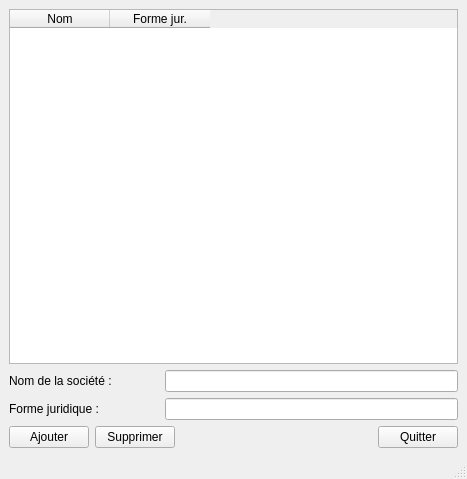
Above: ui/companymanagementwindow.ui from jphoubion/COMailPrinting before the change. Below: the same form after it.
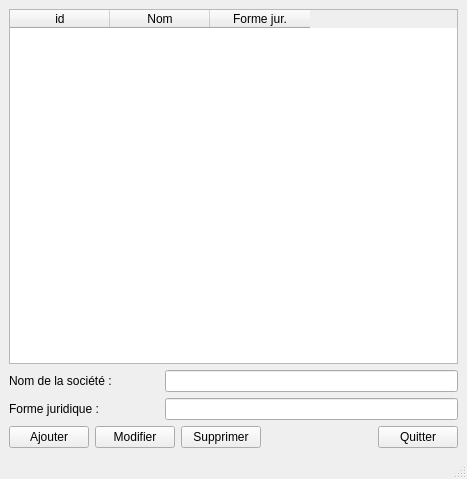
That is the form after the change.

```diff
--- a/ui/companymanagementwindow.ui
+++ b/ui/companymanagementwindow.ui
@@ -22,6 +22,11 @@
      <layout class="QGridLayout" name="gridLayout">
       <item row="0" column="0">
        <widget class="QTableWidget" name="tw_companies">
+        <column>
+         <property name="text">
+          <string>id</string>
+         </property>
+        </column>
         <column>
          <property name="text">
           <string>Nom</string>
@@ -85,6 +90,13 @@
             </property>
            </widget>
           </item>
+          <item>
+           <widget class="QPushButton" name="btn_modify">
+            <property name="text">
+             <string>Modifier</string>
+            </property>
+           </widget>
+          </item>
           <item>
            <widget class="QPushButton" name="btn_delete">
             <property name="text">
```
